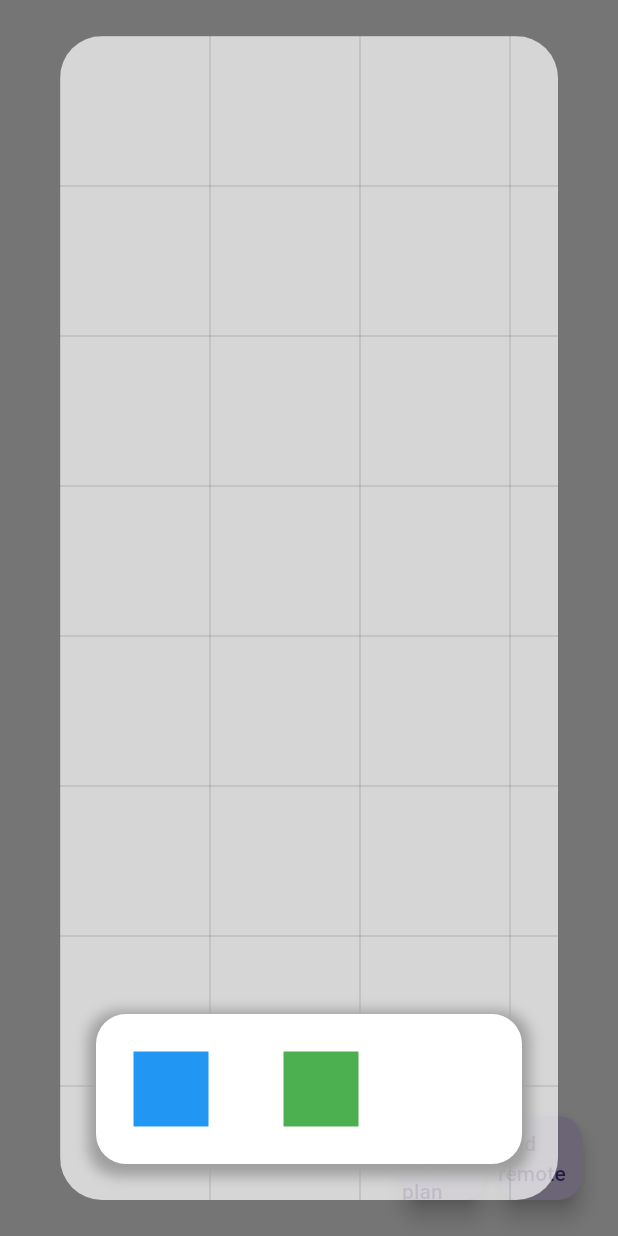
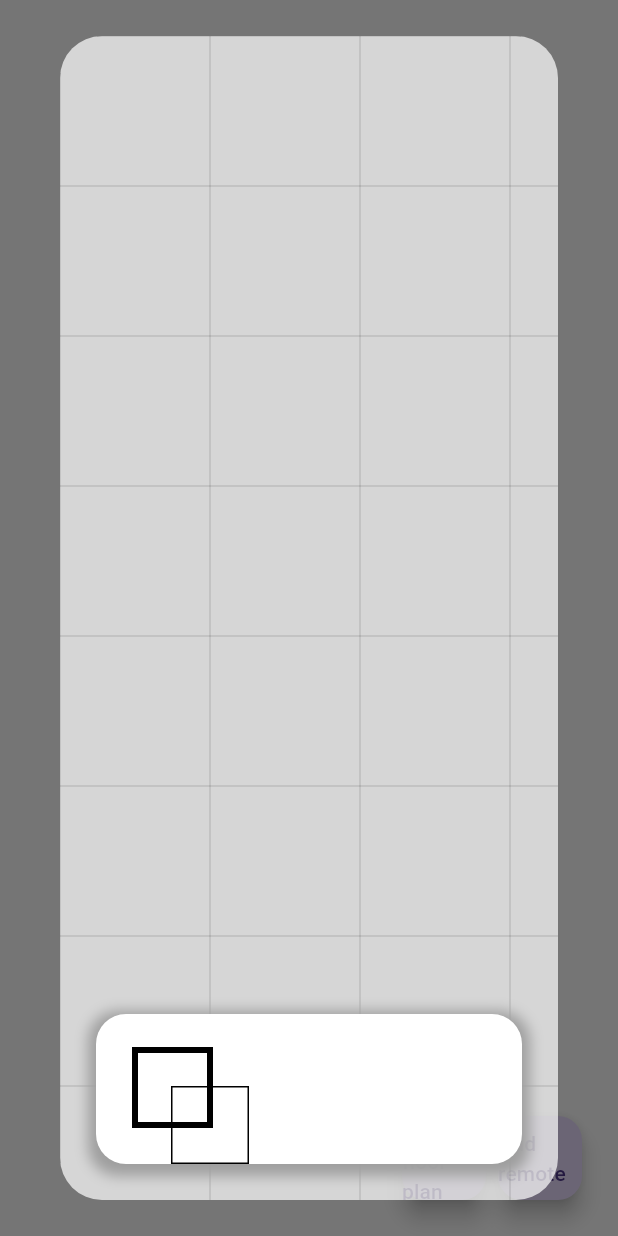
Before and after one commit to dennuguyen/TVMate, a Flutter app: the screen it shows after launch, after a tap on "Add floor plan", on a phone screen of 412 x 824 dp. Run offline on Flutter 3.47's test engine with Material 3 defaults, Android fonts, the phone set to English and light mode, and no system bars; missing offline and left inert: bonsoir.

Commit message:
Refactor canvas package (maintainable, extendable).

```diff
--- a/lib/src/app.dart
+++ b/lib/src/app.dart
@@ -3,6 +3,9 @@ import 'package:provider/provider.dart';
 import 'package:tvmate/src/add_remote/add_remote_form_controller.dart';
 import 'package:tvmate/src/add_remote/open_add_remote_modal_button.dart';
 import 'package:tvmate/src/device_list/device_list_controller.dart';
+import 'package:tvmate/src/draggable_canvas/interactive/interactive_canvas_controller.dart';
+import 'package:tvmate/src/draggable_canvas/canvas/raw_canvas_controller.dart';
+import 'package:tvmate/src/draggable_canvas/snap_controller.dart';
 import 'package:tvmate/src/floor_plan/open_add_floor_plan_modal_button.dart';
 import 'package:tvmate/src/remote/remote_list.dart';
 import 'package:tvmate/src/remote/remote_list_controller.dart';
@@ -18,6 +21,10 @@ class App extends StatelessWidget {
         ChangeNotifierProvider(create: (context) => RemoteListController()),
         ChangeNotifierProvider(create: (context) => DeviceListController()),
         ChangeNotifierProvider(create: (context) => AddRemoteFormController()),
+        ChangeNotifierProvider(create: (context) => SnapController()),
+        ChangeNotifierProvider(
+            create: (context) => InteractiveCanvasController()),
+        ChangeNotifierProvider(create: (context) => RawCanvasController()),
       ],
       child: MaterialApp(
         theme: ThemeData(
--- /dev/null
+++ b/lib/src/draggable_canvas/canvas/raw_canvas.dart
@@ -0,0 +1,26 @@
+import 'package:flutter/material.dart';
+import 'package:tvmate/src/draggable_canvas/canvas/raw_canvas_controller.dart';
+import 'package:tvmate/src/draggable_canvas/canvas/raw_canvas_painter.dart';
+
+class RawCanvas extends StatelessWidget {
+  final RawCanvasController controller = RawCanvasController();
+  final Size size;
+
+  RawCanvas({
+    super.key,
+    this.size = const Size(double.infinity, double.infinity),
+  });
+
+  @override
+  Widget build(BuildContext context) {
+    return ListenableBuilder(
+      builder: (BuildContext context, Widget? child) {
+        return CustomPaint(
+          size: size,
+          painter: RawCanvasPainter(controller: controller),
+        );
+      },
+      listenable: controller,
+    );
+  }
+}
--- /dev/null
+++ b/lib/src/draggable_canvas/canvas/raw_canvas_controller.dart
@@ -0,0 +1,18 @@
+import 'package:flutter/material.dart';
+
+class RawCanvasController<T extends CustomPainter> extends ChangeNotifier {
+  final List<T> painters;
+
+  RawCanvasController({List<T>? painters}) : painters = [...?painters];
+
+  void add(T element) {
+    painters.add(element);
+    notifyListeners();
+  }
+
+  bool remove(T element) {
+    bool success = painters.remove(element);
+    notifyListeners();
+    return success;
+  }
+}
--- /dev/null
+++ b/lib/src/draggable_canvas/canvas/raw_canvas_painter.dart
@@ -0,0 +1,21 @@
+import 'package:flutter/material.dart';
+import 'package:flutter/widgets.dart';
+import 'package:tvmate/src/draggable_canvas/canvas/raw_canvas_controller.dart';
+
+class RawCanvasPainter extends CustomPainter {
+  final RawCanvasController controller;
+
+  RawCanvasPainter({required this.controller});
+
+  @override
+  void paint(Canvas canvas, Size size) {
+    for (final customPainter in controller.painters) {
+      customPainter.paint(canvas, size);
+    }
+  }
+
+  @override
+  bool shouldRepaint(covariant CustomPainter oldDelegate) {
+    return true;
+  }
+}
--- a/lib/src/draggable_canvas/draggable_canvas.dart
+++ /dev/null
@@ -1,75 +0,0 @@
-import 'package:flutter/material.dart';
-import 'package:tvmate/src/draggable_canvas/draggable_painter.dart';
-import 'package:tvmate/src/draggable_canvas/draggable_shape.dart';
-
-class DraggableCanvas extends StatefulWidget {
-  const DraggableCanvas({super.key});
-
-  @override
-  State<StatefulWidget> createState() => _DraggableCanvas();
-}
-
-class _DraggableCanvas extends State<DraggableCanvas> {
-  List<DraggableShape> shapes = [];
-  DraggableShape? _draggedShape;
-  late double _initialAngle;
-  late double _initialScale;
-
-  @override
-  Widget build(BuildContext context) {
-    return InteractiveViewer(
-      child: GridPaper(
-        color: Colors.black12,
-        divisions: 1,
-        subdivisions: 1,
-        child: GestureDetector(
-          onScaleStart: _onScaleStart,
-          onScaleUpdate: _onScaleUpdate,
-          onScaleEnd: _onScaleEnd,
-          child: DragTarget<DraggableShape>(
-            onAcceptWithDetails: (details) {
-              setState(() {
-                shapes.add(details.data);
-              });
-            },
-            builder: (context, candidateData, rejectedData) {
-              return CustomPaint(
-                size: const Size(double.infinity, double.infinity),
-                painter: DraggablePainter(shapes, _draggedShape),
-              );
-            },
-          ),
-        ),
-      ),
-    );
-  }
-
-  void _onScaleStart(ScaleStartDetails details) {
-    for (final shape in shapes) {
-      if (shape.contains(details.localFocalPoint)) {
-        _draggedShape = shape;
-        _initialAngle = shape.angle;
-        _initialScale = shape.scale;
-        break;
-      }
-    }
-  }
-
-  void _onScaleUpdate(ScaleUpdateDetails details) {
-    if (_draggedShape != null) {
-      setState(() {
-        _draggedShape!.position = details.localFocalPoint;
-        _draggedShape!.angle = details.rotation + _initialAngle;
-        _draggedShape!.scale = details.scale * _initialScale;
-      });
-    }
-  }
-
-  void _onScaleEnd(ScaleEndDetails details) {
-    _draggedShape = null;
-    // TODO: drag-and-drop shape, scaling the shape, then
-    // dragging-and-dropping new shape causes issues
-    _initialAngle = 0.0;
-    _initialScale = 1.0;
-  }
-}
--- a/lib/src/draggable_canvas/draggable_painter.dart
+++ /dev/null
@@ -1,26 +0,0 @@
-import 'package:flutter/material.dart';
-import 'package:tvmate/src/draggable_canvas/draggable_shape.dart';
-
-class DraggablePainter extends CustomPainter {
-  final List<DraggableShape> shapes;
-  DraggableShape? selectedShape;
-
-  DraggablePainter(this.shapes, this.selectedShape);
-
-  @override
-  void paint(Canvas canvas, Size size) {
-    for (final shape in shapes) {
-      if (shape == selectedShape) {
-        shape.color = Colors.red;
-      } else {
-        shape.color = Colors.blue;
-      }
-      shape.draw(canvas);
-    }
-  }
-
-  @override
-  bool shouldRepaint(covariant CustomPainter oldDelegate) {
-    return true;
-  }
-}
--- a/lib/src/draggable_canvas/draggable_preview_canvas.dart
+++ /dev/null
@@ -1,17 +0,0 @@
-import 'package:flutter/material.dart';
-import 'package:tvmate/src/draggable_canvas/draggable_preview_painter.dart';
-import 'package:tvmate/src/draggable_canvas/draggable_shape.dart';
-
-class DraggablePreviewCanvas extends StatelessWidget {
-  final DraggableShape shape;
-
-  const DraggablePreviewCanvas({super.key, required this.shape});
-
-  @override
-  Widget build(BuildContext context) {
-    return CustomPaint(
-      painter: DraggablePreviewPainter(shape),
-      size: const Size(100, 100),
-    );
-  }
-}
--- a/lib/src/draggable_canvas/draggable_preview_list.dart
+++ /dev/null
@@ -1,63 +0,0 @@
-import 'package:flutter/material.dart';
-import 'package:tvmate/src/draggable_canvas/draggable_rectangle.dart';
-import 'package:tvmate/src/draggable_canvas/draggable_shape.dart';
-import 'package:tvmate/src/draggable_canvas/draggable_preview_canvas.dart';
-
-class DraggablePreviewList extends StatelessWidget {
-  final List<DraggableShape> libraryShapes = [
-    DraggableRectangle(
-      position: Offset.zero,
-      width: 50,
-      height: 50,
-      color: Colors.blue,
-      angle: 0.0,
-      scale: 1.0,
-    ),
-    DraggableRectangle(
-      position: Offset.zero,
-      width: 50,
-      height: 50,
-      color: Colors.green,
-      angle: 0.0,
-      scale: 1.0,
-    ),
-  ];
-
-  DraggablePreviewList({super.key});
-
-  @override
-  Widget build(BuildContext context) {
-    return Container(
-      width: 400,
-      height: 100,
-      decoration: const BoxDecoration(
-          color: Colors.white,
-          borderRadius: BorderRadius.all(Radius.circular(20)),
-          boxShadow: [
-            BoxShadow(
-              color: Colors.grey,
-              spreadRadius: 5,
-              blurRadius: 7,
-              offset: Offset(0, 3),
-            )
-          ]),
-      child: ListView.builder(
-        scrollDirection: Axis.horizontal,
-        itemCount: libraryShapes.length,
-        itemBuilder: (context, index) {
-          final shape = libraryShapes[index];
-          // Row is required to center horizontally.
-          return Row(
-            children: [
-              Draggable(
-                data: shape,
-                feedback: DraggablePreviewCanvas(shape: shape),
-                child: DraggablePreviewCanvas(shape: shape),
-              ),
-            ],
-          );
-        },
-      ),
-    );
-  }
-}
--- a/lib/src/draggable_canvas/draggable_preview_painter.dart
+++ /dev/null
@@ -1,20 +0,0 @@
-import 'package:flutter/material.dart';
-import 'package:tvmate/src/draggable_canvas/draggable_shape.dart';
-
-class DraggablePreviewPainter extends CustomPainter {
-  final DraggableShape shape;
-
-  DraggablePreviewPainter(this.shape);
-
-  @override
-  void paint(Canvas canvas, Size size) {
-    // Translate to center the shape.
-    canvas.translate(size.width / 2, size.height / 2);
-    shape.draw(canvas);
-  }
-
-  @override
-  bool shouldRepaint(covariant CustomPainter oldDelegate) {
-    return false;
-  }
-}
--- a/lib/src/draggable_canvas/draggable_shape.dart
+++ /dev/null
@@ -1,21 +0,0 @@
-import 'dart:ui';
-
-abstract class DraggableShape {
-  Color color;
-  Offset position;
-  double angle; // radians
-  double scale;
-
-  DraggableShape({
-    required this.position,
-    required this.color,
-    required this.angle,
-    required this.scale,
-  });
-
-  void draw(Canvas canvas);
-  bool contains(Offset point);
-
-  Map<String, dynamic> toJson();
-  DraggableShape fromJson(Map<String, dynamic> json);
-}
--- /dev/null
+++ b/lib/src/draggable_canvas/interactive/interactable.dart
@@ -0,0 +1,8 @@
+import 'package:flutter/material.dart';
+
+abstract interface class Interactable {
+  void onScaleStart(ScaleStartDetails details);
+  void onScaleUpdate(ScaleUpdateDetails details);
+  void onScaleEnd(ScaleEndDetails details);
+  bool contains(Offset point);
+}
--- /dev/null
+++ b/lib/src/draggable_canvas/interactive/interactive_canvas.dart
@@ -0,0 +1,37 @@
+import 'package:flutter/material.dart';
+import 'package:tvmate/src/draggable_canvas/interactive/interactive_canvas_controller.dart';
+import 'package:tvmate/src/draggable_canvas/canvas/raw_canvas.dart';
+import 'package:tvmate/src/draggable_canvas/interactive/interactive_item.dart';
+
+class InteractiveCanvas extends RawCanvas {
+  @override
+  // ignore: overridden_fields
+  final InteractiveCanvasController controller = InteractiveCanvasController();
+
+  InteractiveCanvas({
+    super.key,
+    super.size,
+  });
+
+  @override
+  Widget build(BuildContext context) {
+    return InteractiveViewer(
+      child: GridPaper(
+        color: Colors.black12,
+        divisions: 1,
+        subdivisions: 1,
+        child: GestureDetector(
+          onScaleStart: controller.onScaleStart,
+          onScaleUpdate: controller.onScaleUpdate,
+          onScaleEnd: controller.onScaleEnd,
+          child: DragTarget<InteractiveItem>(
+            onAcceptWithDetails: controller.onAcceptWithDetails,
+            builder: (context, candidateData, rejectedData) {
+              return super.build(context);
+            },
+          ),
+        ),
+      ),
+    );
+  }
+}
--- /dev/null
+++ b/lib/src/draggable_canvas/interactive/interactive_item.dart
@@ -0,0 +1,6 @@
+import 'package:flutter/material.dart';
+import 'package:tvmate/src/draggable_canvas/interactive/interactable.dart';
+import 'package:tvmate/src/draggable_canvas/interactive/shapeable.dart';
+
+abstract class InteractiveItem extends CustomPainter
+    implements Interactable, Shapeable {}
--- /dev/null
+++ b/lib/src/draggable_canvas/interactive/shapeable.dart
@@ -0,0 +1,9 @@
+import 'package:flutter/material.dart';
+
+abstract interface class Shapeable {
+  late Paint style;
+  late Offset position;
+  late double angle; // radians
+  late double scale;
+  Widget toWidget({Size size = Size.zero, Widget? child});
+}
--- a/lib/src/draggable_canvas/draggable_rectangle.dart
+++ b/lib/src/draggable_canvas/shapes/rectangle_painter.dart
@@ -1,29 +1,36 @@
-import 'dart:ui';
 import 'dart:math';
 
-import 'package:tvmate/src/draggable_canvas/draggable_shape.dart';
+import 'package:flutter/material.dart';
+import 'package:tvmate/src/draggable_canvas/interactive/interactive_item.dart';
 
-class DraggableRectangle extends DraggableShape {
-  final double width;
-  final double height;
+class RectanglePainter extends InteractiveItem {
+  double width;
+  double height;
 
-  DraggableRectangle({
-    required super.position,
-    required super.color,
-    required super.angle,
-    required super.scale,
+  @override
+  double angle;
+
+  @override
+  Offset position;
+
+  @override
+  double scale;
+
+  @override
+  Paint style;
+
+  RectanglePainter({
     required this.width,
     required this.height,
+    required this.position,
+    required this.style,
+    required this.angle,
+    required this.scale,
   });
 
   @override
-  void draw(Canvas canvas) {
-    final paint = Paint()
-      ..color = color
-      ..style = PaintingStyle.fill;
-
+  void paint(Canvas canvas, Size size) {
     canvas.save();
-    // Translate to center the shape.
     canvas.translate(position.dx, position.dy);
     canvas.rotate(angle);
     canvas.scale(scale);
@@ -33,9 +40,14 @@ class DraggableRectangle extends DraggableShape {
         width: width,
         height: height,
       ),
-      paint,
+      style,
     );
     canvas.restore();
+  }
+
+  @override
+  bool shouldRepaint(covariant CustomPainter oldDelegate) {
+    return true;
   }
 
   @override
@@ -66,14 +78,20 @@ class DraggableRectangle extends DraggableShape {
   }
 
   @override
-  Map<String, dynamic> toJson() {
-    // TODO: implement toJson
-    throw UnimplementedError();
+  void onScaleEnd(ScaleEndDetails details) {}
+
+  @override
+  void onScaleStart(ScaleStartDetails details) {}
+
+  @override
+  void onScaleUpdate(ScaleUpdateDetails details) {
+    position = details.localFocalPoint;
+    angle += details.rotation;
+    scale *= details.scale;
   }
 
   @override
-  DraggableShape fromJson(Map<String, dynamic> json) {
-    // TODO: implement fromJson
-    throw UnimplementedError();
+  Widget toWidget({Size size = Size.zero, Widget? child}) {
+    return CustomPaint(painter: this, size: size, child: child);
   }
 }
--- /dev/null
+++ b/lib/src/draggable_canvas/snap_controller.dart
@@ -0,0 +1,14 @@
+import 'package:flutter/material.dart';
+
+class SnapController extends ChangeNotifier {
+  Offset _position = Offset.zero;
+
+  Offset get position => _position;
+
+  void set(Offset newPosition) {
+    double snappedX = (newPosition.dx / 50).round() * 50;
+    double snappedY = (newPosition.dy / 50).round() * 50;
+    _position = Offset(snappedX, snappedY);
+    notifyListeners();
+  }
+}
--- a/lib/src/floor_plan/floor_plan.dart
+++ b/lib/src/floor_plan/floor_plan.dart
@@ -1,9 +1,9 @@
 import 'package:flutter/material.dart';
-import 'package:tvmate/src/draggable_canvas/draggable_canvas.dart';
-import 'package:tvmate/src/draggable_canvas/draggable_preview_list.dart';
+import 'package:tvmate/src/draggable_canvas/interactive/interactive_canvas.dart';
+import 'package:tvmate/src/floor_plan/preview_list.dart';
 
 class FloorPlan extends StatelessWidget {
-  // Map<String, _> floorPlan;
+  // Map<String, _> remoteLocations;
 
   const FloorPlan({super.key});
 
@@ -11,12 +11,12 @@ class FloorPlan extends StatelessWidget {
   Widget build(BuildContext context) {
     return Stack(
       children: [
-        const DraggableCanvas(),
+        InteractiveCanvas(size: Size.infinite),
         Padding(
           padding: const EdgeInsets.all(24.0),
           child: Align(
             alignment: Alignment.bottomCenter,
-            child: DraggablePreviewList(),
+            child: PreviewList(),
           ),
         ),
       ],
--- /dev/null
+++ b/lib/src/floor_plan/preview_list.dart
@@ -0,0 +1,62 @@
+import 'package:flutter/material.dart';
+import 'package:tvmate/src/draggable_canvas/shapes/rectangle_painter.dart';
+import 'package:tvmate/src/draggable_canvas/interactive/shapeable.dart';
+
+class PreviewList extends StatelessWidget {
+  final List<Shapeable> painters = [
+    RectanglePainter(
+      position: Offset.zero,
+      width: 50,
+      height: 50,
+      style: Paint()
+        ..color = Colors.black
+        ..style = PaintingStyle.stroke
+        ..strokeWidth = 4,
+      angle: 0.0,
+      scale: 1.0,
+    ),
+  ];
+
+  PreviewList({super.key});
+
+  @override
+  Widget build(BuildContext context) {
+    return Container(
+      width: 400,
+      height: 100,
+      decoration: const BoxDecoration(
+          color: Colors.white,
+          borderRadius: BorderRadius.all(Radius.circular(20)),
+          boxShadow: [
+            BoxShadow(
+              color: Colors.grey,
+              spreadRadius: 5,
+              blurRadius: 7,
+              offset: Offset(0, 3),
+            )
+          ]),
+      child: ListView.builder(
+        padding: const EdgeInsets.only(left: 50),
+        scrollDirection: Axis.horizontal,
+        itemCount: painters.length,
+        itemBuilder: (context, index) {
+          final shape = painters[index];
+          return Align(
+            alignment: Alignment.bottomCenter,
+            child: Container(
+              decoration: BoxDecoration(
+                  border: Border.all(
+                color: Colors.black,
+              )),
+              child: Draggable(
+                data: shape,
+                feedback: shape.toWidget(size: const Size.square(50)),
+                child: shape.toWidget(size: const Size.square(50)),
+              ),
+            ),
+          );
+        },
+      ),
+    );
+  }
+}
```
Also changed, not shown: lib/src/draggable_canvas/interactive/interactive_canvas_controller.dart (added, +57 -0 lines), lib/src/remote/remote.dart (+9 -11 lines).
